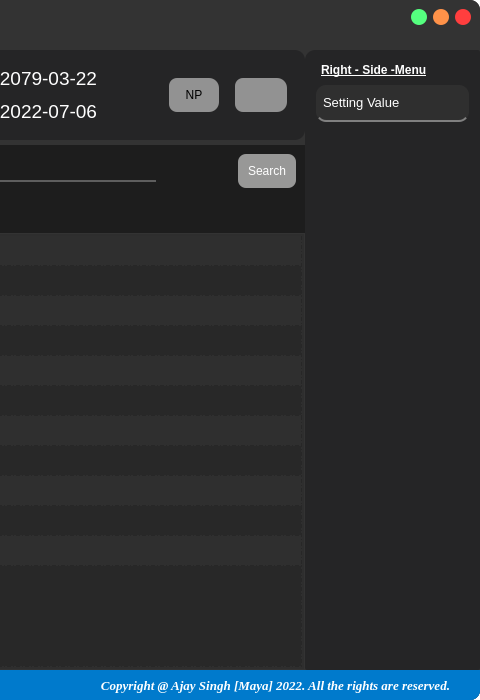
Qt form assets/UI/Interface.ui (mentormaya/Maya-Utility-App) before a commit; both pictures show x 620 to 1100 and y 0 to 700 of the 1100 by 700 pixel window.
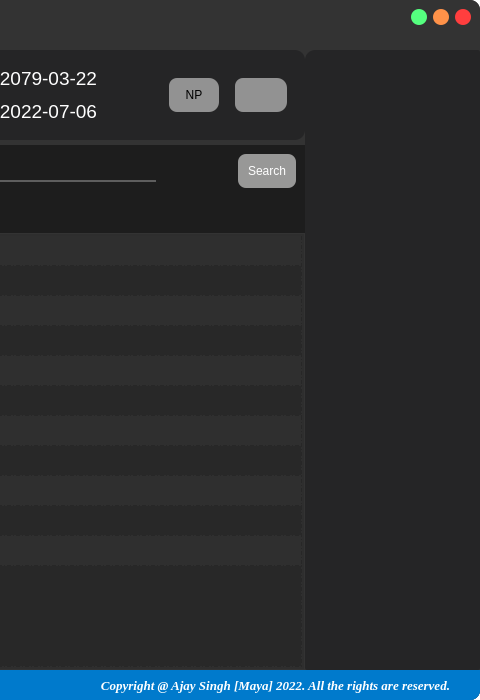
The same form after that commit. Icons and pictures are not drawn. Custom widgets are drawn as their Qt base class.

Commit message: Settings display finalized

```diff
--- a/assets/UI/Interface.ui
+++ b/assets/UI/Interface.ui
@@ -2956,7 +2956,7 @@
            </widget>
           </item>
           <item row="0" column="3" rowspan="3">
-           <widget class="QFrame" name="right_menu">
+           <widget class="QFrame" name="right_menu_container">
             <property name="minimumSize">
              <size>
               <width>175</width>
@@ -2991,6 +2991,10 @@
 	background-color: rgb(47, 47, 47);
 	padding: 5;
 	border-bottom: 2px solid grey;
+}
+
+QWidget{
+	padding: 5;
 }</string>
             </property>
             <property name="frameShape">
@@ -3000,46 +3004,58 @@
              <enum>QFrame::Raised</enum>
             </property>
             <layout class="QVBoxLayout" name="verticalLayout_12">
+             <property name="spacing">
+              <number>0</number>
+             </property>
+             <property name="leftMargin">
+              <number>0</number>
+             </property>
+             <property name="topMargin">
+              <number>0</number>
+             </property>
+             <property name="rightMargin">
+              <number>0</number>
+             </property>
+             <property name="bottomMargin">
+              <number>0</number>
+             </property>
              <item>
-              <widget class="QLabel" name="setting_name">
-               <property name="font">
-                <font>
-                 <pointsize>9</pointsize>
-                 <weight>75</weight>
-                 <bold>true</bold>
-                 <underline>true</underline>
-                </font>
+              <widget class="QScrollArea" name="scrollArea">
+               <property name="styleSheet">
+                <string notr="true">background-color: rgb(37, 37, 38);</string>
                </property>
-               <property name="text">
-                <string>Right - Side -Menu</string>
+               <property name="widgetResizable">
+                <bool>true</bool>
                </property>
+               <widget class="QWidget" name="right_menu">
+                <property name="geometry">
+                 <rect>
+                  <x>0</x>
+                  <y>0</y>
+                  <width>155</width>
+                  <height>600</height>
+                 </rect>
+                </property>
+                <layout class="QVBoxLayout" name="verticalLayout_21">
+                 <property name="spacing">
+                  <number>0</number>
+                 </property>
+                 <property name="leftMargin">
+                  <number>0</number>
+                 </property>
+                 <property name="topMargin">
+                  <number>0</number>
+                 </property>
+                 <property name="rightMargin">
+                  <number>0</number>
+                 </property>
+                 <property name="bottomMargin">
+                  <number>0</number>
+                 </property>
+                </layout>
+               </widget>
               </widget>
              </item>
-             <item>
-              <widget class="QLineEdit" name="setting_value">
-               <property name="font">
-                <font>
-                 <pointsize>10</pointsize>
-                </font>
-               </property>
-               <property name="text">
-                <string>Setting Value</string>
-               </property>
-              </widget>
-             </item>
-             <item>
-              <spacer name="settings_spacer">
-               <property name="orientation">
-                <enum>Qt::Vertical</enum>
-               </property>
-               <property name="sizeHint" stdset="0">
-                <size>
-                 <width>20</width>
-                 <height>40</height>
-                </size>
-               </property>
-              </spacer>
-             </item>
             </layout>
            </widget>
           </item>
```
Left out of the diff: 680 changed lines with no effect on the pictures. The commit also changes 4 other files.
